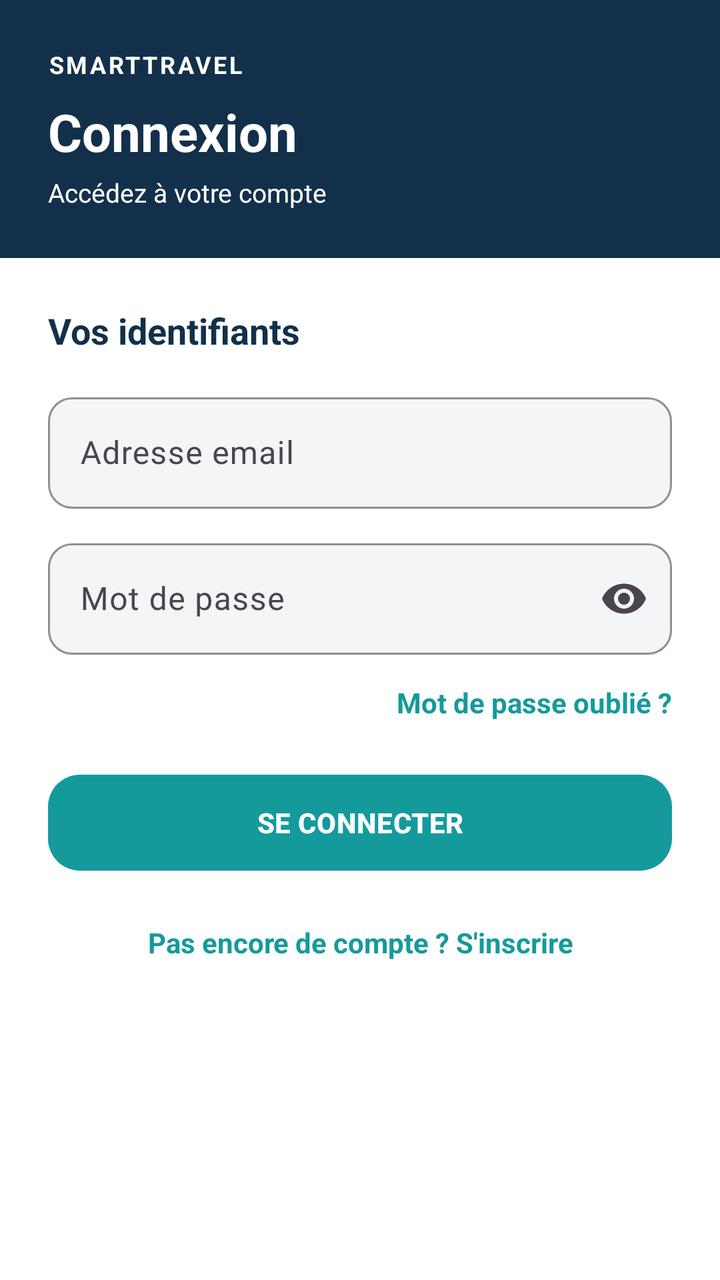
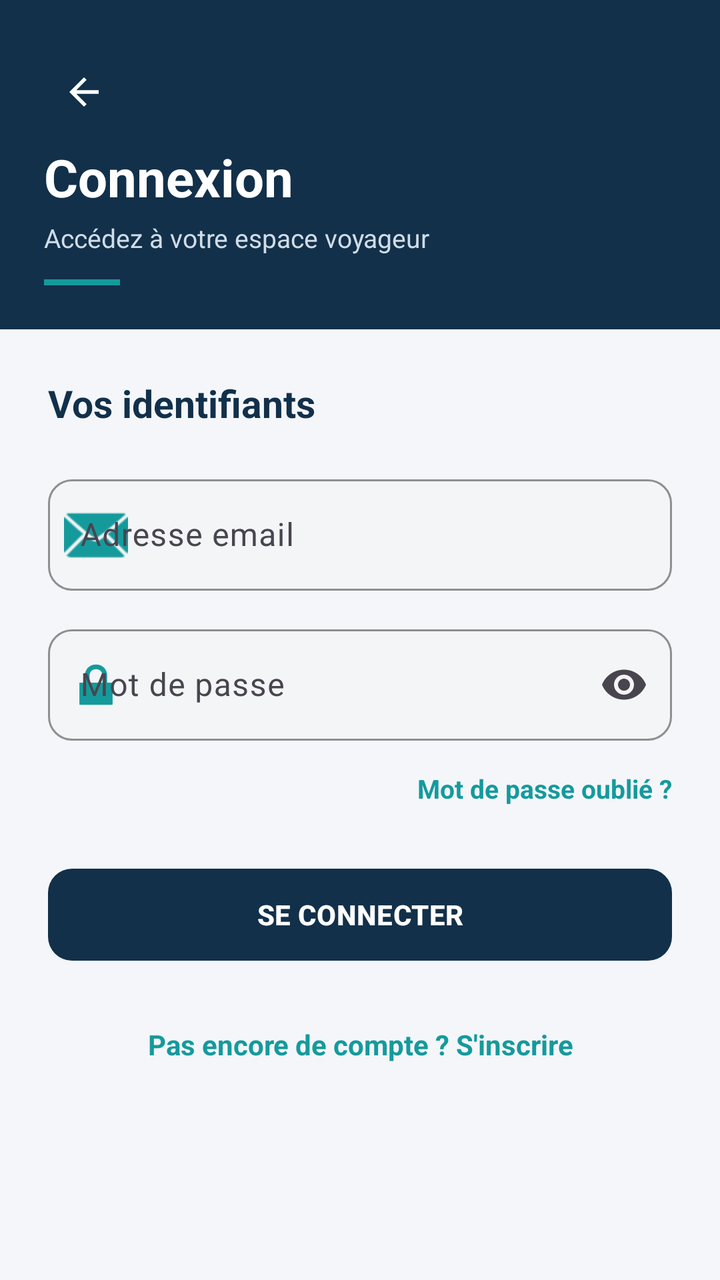

Compare the two renders of this Android layout. The source of the first and the diff that turns it into the second are given below.
<!-- AndroidManifest.xml: application theme Theme.SmartTravel -->
<!-- res/layout/fragment_login.xml -->
<?xml version="1.0" encoding="utf-8"?>
<ScrollView xmlns:android="http://schemas.android.com/apk/res/android"
    xmlns:app="http://schemas.android.com/apk/res-auto"
    android:layout_width="match_parent"
    android:layout_height="match_parent"
    android:fillViewport="true">

    <LinearLayout
        android:layout_width="match_parent"
        android:layout_height="wrap_content"
        android:orientation="vertical">

        <LinearLayout
            android:layout_width="match_parent"
            android:layout_height="wrap_content"
            android:background="@color/navy"
            android:orientation="vertical"
            android:padding="24dp">

            <TextView
                android:layout_width="wrap_content"
                android:layout_height="wrap_content"
                android:letterSpacing="0.1"
                android:text="SMARTTRAVEL"
                android:textColor="@color/white"
                android:textSize="12sp"
                android:textStyle="bold" />

            <TextView
                android:layout_width="wrap_content"
                android:layout_height="wrap_content"
                android:layout_marginTop="8dp"
                android:text="Connexion"
                android:textColor="@color/white"
                android:textSize="26sp"
                android:textStyle="bold" />

            <TextView
                android:layout_width="wrap_content"
                android:layout_height="wrap_content"
                android:layout_marginTop="4dp"
                android:text="Accédez à votre compte"
                android:textColor="@color/white"
                android:textSize="13sp" />
        </LinearLayout>

        <LinearLayout
            android:layout_width="match_parent"
            android:layout_height="wrap_content"
            android:orientation="vertical"
            android:padding="24dp">

            <TextView
                android:layout_width="wrap_content"
                android:layout_height="wrap_content"
                android:text="Vos identifiants"
                android:textColor="@color/navy"
                android:textSize="18sp"
                android:textStyle="bold" />

            <com.google.android.material.textfield.TextInputLayout
                android:id="@+id/tilEmail"
                style="@style/Widget.SmartTravel.Input"
                android:layout_width="match_parent"
                android:layout_height="wrap_content"
                android:layout_marginTop="16dp"
                android:hint="Adresse email">

                <com.google.android.material.textfield.TextInputEditText
                    android:id="@+id/etEmail"
                    android:layout_width="match_parent"
                    android:layout_height="wrap_content"
                    android:inputType="textEmailAddress" />
            </com.google.android.material.textfield.TextInputLayout>

            <com.google.android.material.textfield.TextInputLayout
                android:id="@+id/tilPassword"
                style="@style/Widget.SmartTravel.Input"
                android:layout_width="match_parent"
                android:layout_height="wrap_content"
                android:layout_marginTop="12dp"
                android:hint="Mot de passe"
                app:endIconMode="password_toggle">

                <com.google.android.material.textfield.TextInputEditText
                    android:id="@+id/etPassword"
                    android:layout_width="match_parent"
                    android:layout_height="wrap_content"
                    android:inputType="textPassword" />
            </com.google.android.material.textfield.TextInputLayout>

            <TextView
                android:id="@+id/tvForgot"
                android:layout_width="match_parent"
                android:layout_height="wrap_content"
                android:gravity="end|center_vertical"
                android:minHeight="48dp"
                android:text="Mot de passe oublié ?"
                android:textColor="@color/teal"
                android:textStyle="bold" />

            <com.google.android.material.button.MaterialButton
                android:id="@+id/btnLogin"
                android:layout_width="match_parent"
                android:layout_height="56dp"
                android:layout_marginTop="8dp"
                android:text="SE CONNECTER"
                android:textStyle="bold"
                app:cornerRadius="16dp" />

            <TextView
                android:id="@+id/tvRegister"
                android:layout_width="match_parent"
                android:layout_height="wrap_content"
                android:layout_marginTop="8dp"
                android:gravity="center"
                android:minHeight="48dp"
                android:text="Pas encore de compte ? S'inscrire"
                android:textColor="@color/teal"
                android:textStyle="bold" />
        </LinearLayout>
    </LinearLayout>
</ScrollView>
<!-- resources referenced by this layout -->
<resources>
  <color name="navy">#12304A</color>
  <color name="teal">#159A9C</color>
  <color name="white">#FFFFFFFF</color>
  <style name="Widget.SmartTravel.Input" parent="Widget.Material3.TextInputLayout.OutlinedBox">
          <item name="boxBackgroundColor">@color/gray_light</item>
          <item name="boxStrokeColor">@color/teal</item>
          <item name="boxCornerRadiusTopStart">12dp</item>
          <item name="boxCornerRadiusTopEnd">12dp</item>
          <item name="boxCornerRadiusBottomStart">12dp</item>
          <item name="boxCornerRadiusBottomEnd">12dp</item>
      </style>
  <style name="Theme.SmartTravel" parent="Theme.Material3.Light.NoActionBar">
          <item name="colorPrimary">@color/teal</item>
          <item name="colorOnPrimary">@color/white</item>
          <item name="colorSecondary">@color/orange_soft</item>
          <item name="android:windowBackground">@color/white</item>
          <item name="android:statusBarColor">@color/navy</item>
      </style>
  <color name="gray_light">#F3F5F7</color>
  <color name="orange_soft">#F4A261</color>
</resources>

<!-- the commit's change to res/layout/fragment_login.xml (unified diff, before → after) -->
@@ -3,33 +3,45 @@
     xmlns:app="http://schemas.android.com/apk/res-auto"
     android:layout_width="match_parent"
     android:layout_height="match_parent"
+    android:background="#F4F6FA"
     android:fillViewport="true">
 
     <LinearLayout
         android:layout_width="match_parent"
-        android:layout_height="wrap_content"
+        android:layout_height="match_parent"
         android:orientation="vertical">
-
+        
         <LinearLayout
             android:layout_width="match_parent"
             android:layout_height="wrap_content"
             android:background="@color/navy"
             android:orientation="vertical"
-            android:padding="24dp">
+            android:paddingStart="22dp"
+            android:paddingTop="10dp"
+            android:paddingEnd="22dp"
+            android:paddingBottom="22dp">
 
+
+
+
+                <ImageView
+                    android:id="@+id/btnBack"
+                    android:layout_width="40dp"
+                    android:layout_height="40dp"
+                    android:layout_marginTop="16dp"
+                    android:background="?attr/selectableItemBackgroundBorderless"
+                    android:clickable="true"
+                    android:focusable="true"
+                    android:padding="9dp"
+                    android:src="@drawable/ic_arrow_back"
+                    app:tint="@color/white" />
+
+
+            
             <TextView
                 android:layout_width="wrap_content"
                 android:layout_height="wrap_content"
-                android:letterSpacing="0.1"
-                android:text="SMARTTRAVEL"
-                android:textColor="@color/white"
-                android:textSize="12sp"
-                android:textStyle="bold" />
-
-            <TextView
-                android:layout_width="wrap_content"
-                android:layout_height="wrap_content"
-                android:layout_marginTop="8dp"
+                android:layout_marginTop="5dp"
                 android:text="Connexion"
                 android:textColor="@color/white"
                 android:textSize="26sp"
@@ -39,11 +51,21 @@
                 android:layout_width="wrap_content"
                 android:layout_height="wrap_content"
                 android:layout_marginTop="4dp"
-                android:text="Accédez à votre compte"
-                android:textColor="@color/white"
+                android:text="Accédez à votre espace voyageur"
+                android:textColor="#D0DCE7"
                 android:textSize="13sp" />
+
+            
+            <View
+                android:layout_width="38dp"
+                android:layout_height="3dp"
+                android:layout_marginTop="12dp"
+                android:background="@color/teal" />
+
         </LinearLayout>
 
+
+        
         <LinearLayout
             android:layout_width="match_parent"
             android:layout_height="wrap_content"
@@ -55,69 +77,83 @@
                 android:layout_height="wrap_content"
                 android:text="Vos identifiants"
                 android:textColor="@color/navy"
-                android:textSize="18sp"
+                android:textSize="19sp"
                 android:textStyle="bold" />
 
+            
             <com.google.android.material.textfield.TextInputLayout
                 android:id="@+id/tilEmail"
                 style="@style/Widget.SmartTravel.Input"
                 android:layout_width="match_parent"
                 android:layout_height="wrap_content"
-                android:layout_marginTop="16dp"
-                android:hint="Adresse email">
+                android:layout_marginTop="20dp"
+                android:hint="Adresse email"
+                app:startIconDrawable="@android:drawable/ic_dialog_email"
+                app:startIconTint="@color/teal">
 
                 <com.google.android.material.textfield.TextInputEditText
                     android:id="@+id/etEmail"
                     android:layout_width="match_parent"
                     android:layout_height="wrap_content"
                     android:inputType="textEmailAddress" />
+
             </com.google.android.material.textfield.TextInputLayout>
 
+            
             <com.google.android.material.textfield.TextInputLayout
                 android:id="@+id/tilPassword"
                 style="@style/Widget.SmartTravel.Input"
                 android:layout_width="match_parent"
                 android:layout_height="wrap_content"
-                android:layout_marginTop="12dp"
+                android:layout_marginTop="14dp"
                 android:hint="Mot de passe"
-                app:endIconMode="password_toggle">
+                app:endIconMode="password_toggle"
+                app:startIconDrawable="@android:drawable/ic_lock_lock"
+                app:startIconTint="@color/teal">
 
                 <com.google.android.material.textfield.TextInputEditText
                     android:id="@+id/etPassword"
                     android:layout_width="match_parent"
                     android:layout_height="wrap_content"
                     android:inputType="textPassword" />
+
             </com.google.android.material.textfield.TextInputLayout>
 
+            
             <TextView
                 android:id="@+id/tvForgot"
                 android:layout_width="match_parent"
-                android:layout_height="wrap_content"
+                android:layout_height="48dp"
                 android:gravity="end|center_vertical"
-                android:minHeight="48dp"
                 android:text="Mot de passe oublié ?"
                 android:textColor="@color/teal"
+                android:textSize="13sp"
                 android:textStyle="bold" />
 
+            
             <com.google.android.material.button.MaterialButton
                 android:id="@+id/btnLogin"
                 android:layout_width="match_parent"
-                android:layout_height="56dp"
-                android:layout_marginTop="8dp"
+                android:layout_height="54dp"
+                android:layout_marginTop="12dp"
                 android:text="SE CONNECTER"
                 android:textStyle="bold"
-                app:cornerRadius="16dp" />
+                app:backgroundTint="@color/navy"
+                app:cornerRadius="12dp" />
 
+            
             <TextView
                 android:id="@+id/tvRegister"
                 android:layout_width="match_parent"
-                android:layout_height="wrap_content"
-                android:layout_marginTop="8dp"
+                android:layout_height="52dp"
+                android:layout_marginTop="12dp"
                 android:gravity="center"
-                android:minHeight="48dp"
                 android:text="Pas encore de compte ? S'inscrire"
                 android:textColor="@color/teal"
+                android:textSize="14sp"
                 android:textStyle="bold" />
+
         </LinearLayout>
+
     </LinearLayout>
 </ScrollView>
<!-- resource entries referenced after the edit -->
@@ -3,6 +3,12 @@
   <color name="navy">#12304A</color>
   <color name="teal">#159A9C</color>
   <color name="white">#FFFFFFFF</color>
+  <!-- drawable ic_arrow_back (drawable) -->
+  <vector xmlns:android="http://schemas.android.com/apk/res/android" android:autoMirrored="true" android:height="24dp" android:tint="#000000" android:viewportHeight="960" android:viewportWidth="960" android:width="24dp">
+        
+      <path android:fillColor="@android:color/white" android:pathData="M313,520L537,744L480,800L160,480L480,160L537,216L313,440L800,440L800,520L313,520Z"/>
+      
+  </vector>
   <style name="Widget.SmartTravel.Input" parent="Widget.Material3.TextInputLayout.OutlinedBox">
           <item name="boxBackgroundColor">@color/gray_light</item>
           <item name="boxStrokeColor">@color/teal</item>
